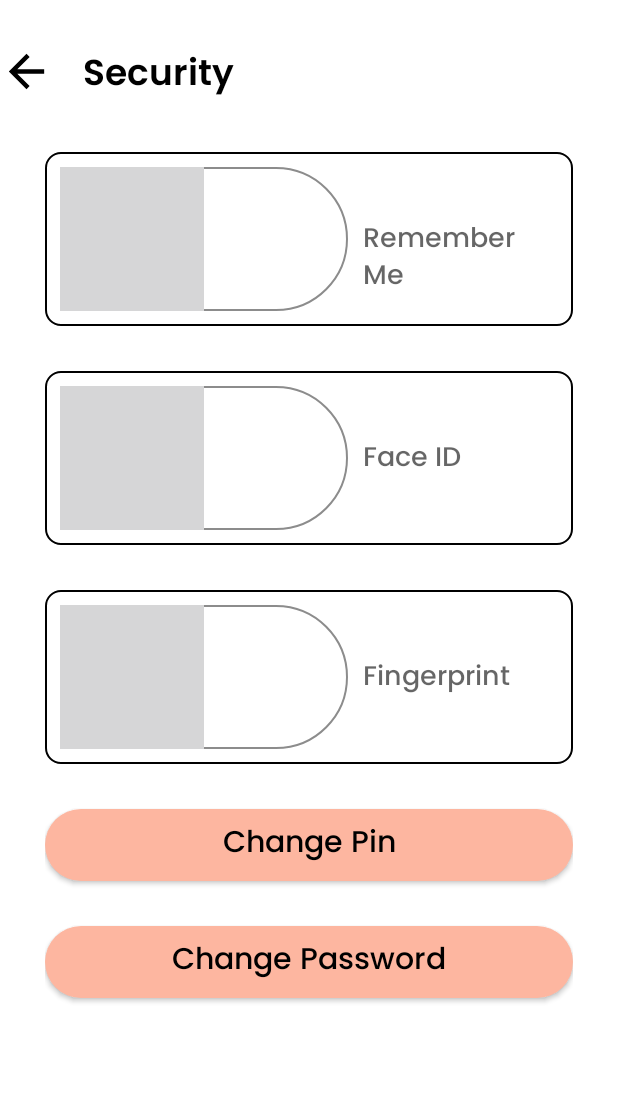
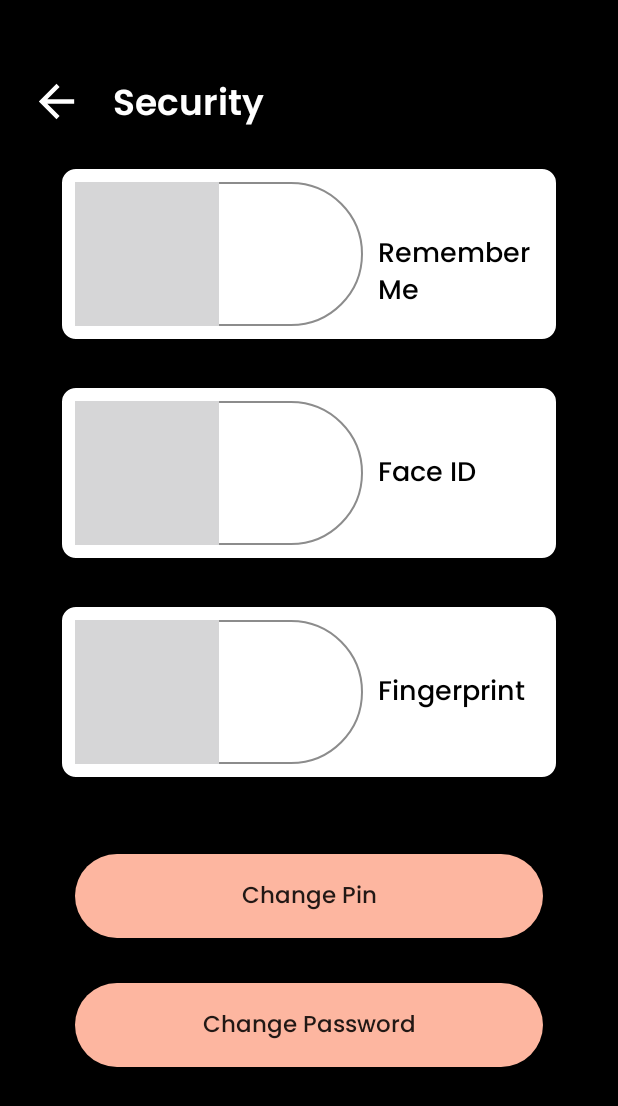
Before and after one commit to Rekt-Cat/Posito-Cabs, an Android app: the SecurityActivity screen opened directly, with no data from a screen before it, on a phone screen of 412 x 824 dp. Shown: the top 1106 px of the screen. Run offline under Robolectric (Android 15) with nearby library versions, the phone set to English and light mode, and no system bars.

Commit message:
black bg done

```diff
--- a/app/src/main/res/layout/activity_security.xml
+++ b/app/src/main/res/layout/activity_security.xml
@@ -5,7 +5,9 @@
     android:layout_width="match_parent"
     android:layout_height="match_parent"
     android:orientation="vertical"
-    tools:context=".Views.Profile.SecurityActivity">
+    tools:context=".Views.Profile.SecurityActivity"
+    android:padding="20dp"
+    android:background="@color/black">
 
     <LinearLayout
         android:layout_width="match_parent"
@@ -17,7 +19,8 @@
             android:layout_width="35dp"
             android:layout_height="35dp"
             android:layout_gravity="start"
-            android:src="@drawable/baseline_arrow_back_24" />
+            android:src="@drawable/baseline_arrow_back_24"
+            app:tint="@color/white"/>
 
         <TextView
             android:layout_width="wrap_content"
@@ -28,7 +31,7 @@
             android:text="Security"
             android:layout_marginLeft="10dp"
             android:layout_gravity="center"
-            android:textColor="#000000"
+            android:textColor="@color/white"
             android:textSize="24sp"
             android:textStyle="bold" />
     </LinearLayout>
@@ -37,7 +40,7 @@
         android:orientation="vertical"
         android:layout_width="match_parent"
         android:layout_height="match_parent"
-        android:padding="30dp">
+        android:padding="20dp">
         <LinearLayout
             android:layout_width="match_parent"
             android:layout_height="wrap_content"
@@ -60,6 +63,7 @@
                 android:layout_marginLeft="10dp"
                 android:fontFamily="@font/poppins_medium"
                 android:text="Remember Me"
+                android:textColor="@color/black"
                 android:textAppearance="@style/TextAppearance.AppCompat.Medium" />
         </LinearLayout>
 
@@ -85,6 +89,7 @@
                 android:layout_marginLeft="10dp"
                 android:fontFamily="@font/poppins_medium"
                 android:text="Face ID"
+                android:textColor="@color/black"
                 android:textAppearance="@style/TextAppearance.AppCompat.Medium" />
         </LinearLayout>
 
@@ -94,8 +99,6 @@
             android:background="@drawable/buttonbgdark"
             android:orientation="horizontal"
             android:padding="10dp"
-            android:paddingTop="10dp"
-            android:paddingBottom="10dp"
             android:layout_marginBottom="30dp">
 
             <Switch
@@ -110,34 +113,48 @@
                 android:layout_marginLeft="10dp"
                 android:fontFamily="@font/poppins_medium"
                 android:text="Fingerprint"
+                android:textColor="@color/black"
                 android:textAppearance="@style/TextAppearance.AppCompat.Medium" />
         </LinearLayout>
 
-        <androidx.appcompat.widget.AppCompatButton
+        <FrameLayout
             android:layout_width="match_parent"
             android:layout_height="wrap_content"
-            android:layout_gravity="bottom"
-            android:background="@drawable/buttoncolourbg"
-            android:fontFamily="@font/poppins_medium"
-            android:gravity="center"
-            android:text="Change Pin"
-            android:textAppearance="@style/TextAppearance.AppCompat.Medium"
-            android:textColor="#000000"
-            android:textSize="20sp"
-            android:layout_marginBottom="30dp"/>
+            android:layout_marginTop="10dp">
 
-        <androidx.appcompat.widget.AppCompatButton
+            <androidx.appcompat.widget.AppCompatButton
+                android:layout_width="match_parent"
+                android:layout_height="56dp"
+                android:layout_gravity="center_horizontal"
+                android:layout_margin="10dp"
+                android:background="@drawable/buttoncolourbg"
+                android:fontFamily="@font/poppins_medium"
+                android:padding="16dp"
+                android:text="Change Pin"
+                android:textAllCaps="false"
+                android:textSize="15sp" />
+
+
+        </FrameLayout>
+
+        <FrameLayout
             android:layout_width="match_parent"
             android:layout_height="wrap_content"
-            android:layout_gravity="bottom"
-            android:background="@drawable/buttoncolourbg"
-            android:fontFamily="@font/poppins_medium"
-            android:gravity="center"
-            android:text="Change Password"
-            android:textAppearance="@style/TextAppearance.AppCompat.Medium"
-            android:textColor="#000000"
-            android:textSize="20sp"
-            android:layout_marginBottom="30dp"/>
+            android:layout_marginTop="10dp">
+
+            <androidx.appcompat.widget.AppCompatButton
+                android:layout_width="match_parent"
+                android:layout_height="56dp"
+                android:layout_gravity="center_horizontal"
+                android:layout_margin="10dp"
+                android:background="@drawable/buttoncolourbg"
+                android:fontFamily="@font/poppins_medium"
+                android:padding="16dp"
+                android:text="Change Password"
+                android:textAllCaps="false"
+                android:textSize="15sp" />
+
+        </FrameLayout>
 
     </LinearLayout>
 
```
Also changed, not shown: app/src/main/res/layout/activity_address.xml (+5 -4 lines), app/src/main/res/layout/activity_edit_profile_screen.xml (+6 -4 lines), app/src/main/res/layout/fragment_profile_screen.xml (+20 -18 lines).
